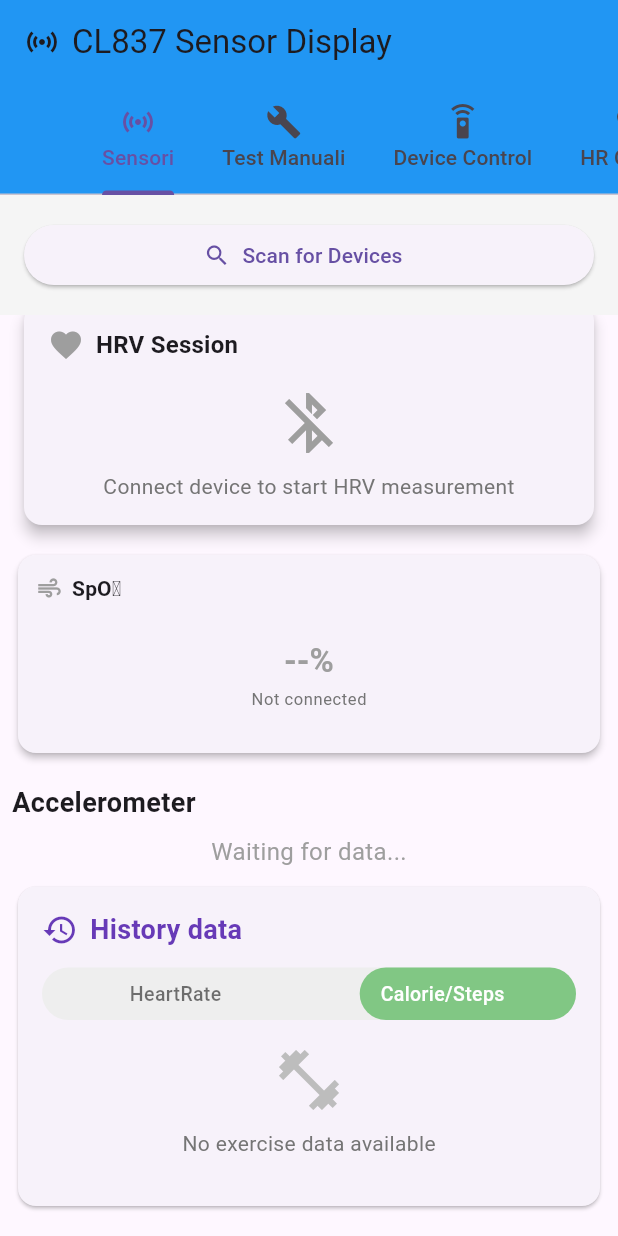
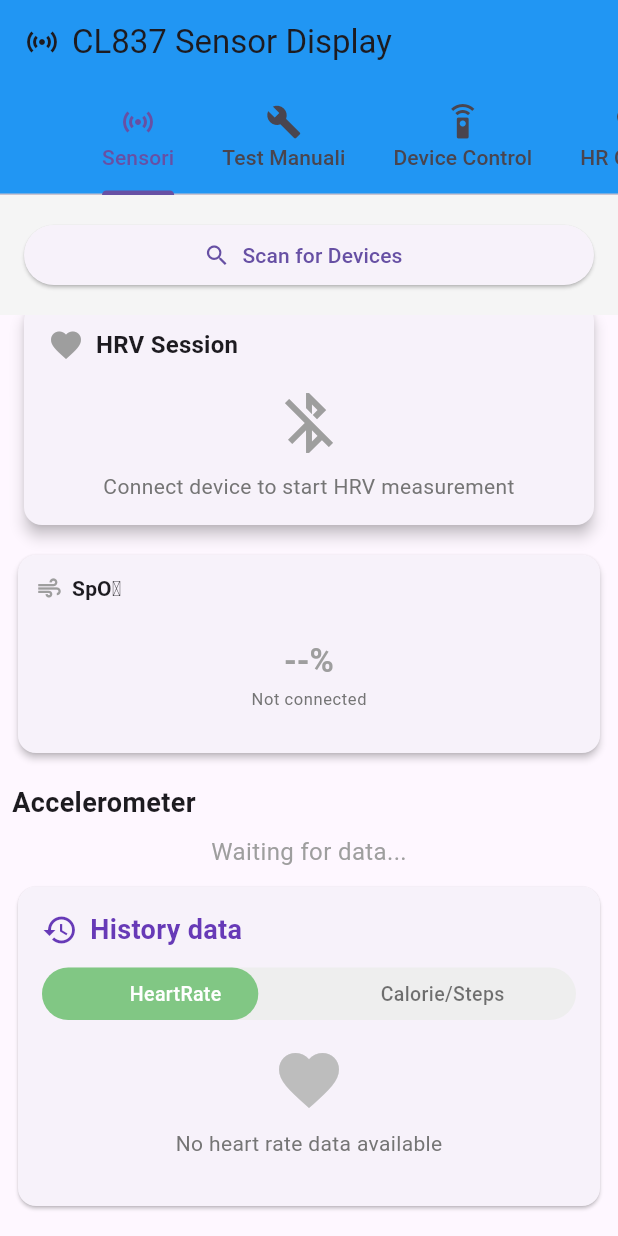
Before and after one commit to paoloartasensi/cl837, a Flutter app: the screen it shows after launch, scrolled down 190 dp, on a phone screen of 412 x 824 dp. Run offline on Flutter 3.47's test engine with Material 3 defaults, Android fonts, the phone set to English and light mode, and no system bars; our stand-ins replace flutter_blue_plus, permission_handler, share_plus, shared_preferences.

Commit message:
Refactor HistoricalDataWidget to StatefulWidget and add data type toggle for Heart Rate and Calorie/Steps display
- Changed HistoricalDataWidget from StatelessWidget to StatefulWidget.
- Implemented a toggle switch to switch between Heart Rate and Calorie/Steps data.
- Updated UI components to reflect the new state management.
- Enhanced the layout and design of exercise and heart rate sections.
- Improved data handling and display logic for empty states in both sections.

Update HRControlWidget to enhance functionality and improve UI

- Updated import for official commands to use complete command set.
- Refactored HR configuration management to initialize with default values.
- Improved UI layout for HR configuration display.
- Added new test functions for alarm toggle and notification vibrations.
- Enhanced error handling and logging for HR configuration updates.
- Implemented a helper method for vibration checksum calculation.
- Added functionality to test alternative commands and direct notification vibrations.

```diff
--- a/lib/models/historical_data.dart
+++ b/lib/models/historical_data.dart
@@ -21,14 +21,16 @@ class ExerciseHistoryData {
 /// Modello per la lista degli storici della frequenza cardiaca (comando 0x21)
 class HeartRateHistoryList {
   final List<DateTime> timestamps;
+  final bool isEndOfData;
 
   const HeartRateHistoryList({
     required this.timestamps,
+    this.isEndOfData = false,
   });
 
   @override
   String toString() {
-    return 'HeartRateHistoryList{entries: ${timestamps.length}}';
+    return 'HeartRateHistoryList{entries: ${timestamps.length}, isEndOfData: $isEndOfData}';
   }
 }
 
--- a/lib/widgets/historical_data_widget.dart
+++ b/lib/widgets/historical_data_widget.dart
@@ -9,6 +9,7 @@ class HistoricalDataWidget extends StatefulWidget {
   final VoidCallback? onRequestExercise;
   final VoidCallback? onRequestHRHistory;
   final VoidCallback? onRequestAllHistory;
+  final VoidCallback? onSetDeviceTime;
 
   const HistoricalDataWidget({
     super.key,
@@ -19,6 +20,7 @@ class HistoricalDataWidget extends StatefulWidget {
     this.onRequestExercise,
     this.onRequestHRHistory,
     this.onRequestAllHistory,
+    this.onSetDeviceTime,
   });
 
   @override
@@ -26,10 +28,29 @@ class HistoricalDataWidget extends StatefulWidget {
 }
 
 class _HistoricalDataWidgetState extends State<HistoricalDataWidget> {
-  bool _showHeartRate = false; // false = Calorie/Steps, true = HeartRate
+  bool _showHeartRate = true; // true = HeartRate first (per debug), false = Calorie/Steps
+
+  // Track previous values to avoid spam logs
+  int? _prevExerciseCount;
+  int? _prevHrListCount;
+  int? _prevHrDataCount;
 
   @override
   Widget build(BuildContext context) {
+    // Only log when values change to avoid spam
+    int currentExerciseCount = widget.exerciseHistory?.length ?? 0;
+    int currentHrListCount = widget.hrHistoryList?.timestamps.length ?? 0;
+    int currentHrDataCount = widget.hrHistoryData?.length ?? 0;
+
+    if (_prevExerciseCount != currentExerciseCount ||
+        _prevHrListCount != currentHrListCount ||
+        _prevHrDataCount != currentHrDataCount) {
+      debugPrint('🎯 WIDGET: Data changed - exercise: $currentExerciseCount, hrList: $currentHrListCount, hrData: $currentHrDataCount');
+      _prevExerciseCount = currentExerciseCount;
+      _prevHrListCount = currentHrListCount;
+      _prevHrDataCount = currentHrDataCount;
+    }
+
     return Card(
       child: Padding(
         padding: const EdgeInsets.all(16.0),
@@ -51,6 +72,11 @@ class _HistoricalDataWidgetState extends State<HistoricalDataWidget> {
                 ),
                 const Spacer(),
                 if (widget.isConnected) ...[
+                  IconButton(
+                    icon: const Icon(Icons.access_time, size: 20),
+                    onPressed: widget.onSetDeviceTime,
+                    tooltip: 'Set Device Time',
+                  ),
                   IconButton(
                     icon: const Icon(Icons.refresh, size: 20),
                     onPressed: widget.onRequestAllHistory,
@@ -244,7 +270,107 @@ class _HistoricalDataWidgetState extends State<HistoricalDataWidget> {
   }
 
   Widget _buildHeartRateSection() {
-    if (widget.hrHistoryData == null || widget.hrHistoryData!.isEmpty) {
+    // Se abbiamo dati dettagliati, mostrali
+    if (widget.hrHistoryData != null && widget.hrHistoryData!.isNotEmpty) {
+      return Column(
+        children: widget.hrHistoryData!.map((session) => Container(
+          margin: const EdgeInsets.only(bottom: 8),
+          padding: const EdgeInsets.all(12),
+          decoration: BoxDecoration(
+            color: Colors.red.shade50,
+            borderRadius: BorderRadius.circular(8),
+            border: Border.all(color: Colors.red.shade100),
+          ),
+          child: Row(
+            children: [
+              const Icon(Icons.favorite, color: Colors.red, size: 16),
+              const SizedBox(width: 8),
+              Text(
+                '${session.timestamp.year}-${session.timestamp.month.toString().padLeft(2, '0')}-${session.timestamp.day.toString().padLeft(2, '0')} ${session.timestamp.hour.toString().padLeft(2, '0')}:${session.timestamp.minute.toString().padLeft(2, '0')}:${session.timestamp.second.toString().padLeft(2, '0')}',
+                style: const TextStyle(
+                  fontSize: 14,
+                  fontWeight: FontWeight.w500,
+                ),
+              ),
+              const Spacer(),
+              Text(
+                '${session.entries.length} readings',
+                style: TextStyle(
+                  fontSize: 12,
+                  color: Colors.grey.shade600,
+                ),
+              ),
+              const Icon(Icons.chevron_right, color: Colors.grey),
+            ],
+          ),
+        )).toList(),
+      );
+    }
+
+    // Altrimenti se abbiamo almeno la lista timestamp, mostrali
+    if (widget.hrHistoryList != null && widget.hrHistoryList!.timestamps.isNotEmpty) {
+      return Column(
+        children: [
+          // Header info
+          Container(
+            padding: const EdgeInsets.all(8),
+            decoration: BoxDecoration(
+              color: Colors.blue.shade50,
+              borderRadius: BorderRadius.circular(8),
+            ),
+            child: Row(
+              children: [
+                Icon(Icons.info_outline, color: Colors.blue.shade700, size: 16),
+                const SizedBox(width: 8),
+                Text(
+                  '${widget.hrHistoryList!.timestamps.length} HR session timestamps found',
+                  style: TextStyle(
+                    fontSize: 12,
+                    color: Colors.blue.shade700,
+                    fontWeight: FontWeight.w500,
+                  ),
+                ),
+              ],
+            ),
+          ),
+          const SizedBox(height: 8),
+          // Timestamp list
+          ...widget.hrHistoryList!.timestamps.map((timestamp) => Container(
+            margin: const EdgeInsets.only(bottom: 4),
+            padding: const EdgeInsets.all(10),
+            decoration: BoxDecoration(
+              color: Colors.orange.shade50,
+              borderRadius: BorderRadius.circular(6),
+              border: Border.all(color: Colors.orange.shade100),
+            ),
+            child: Row(
+              children: [
+                Icon(Icons.schedule, color: Colors.orange.shade700, size: 16),
+                const SizedBox(width: 8),
+                Text(
+                  '${timestamp.year}-${timestamp.month.toString().padLeft(2, '0')}-${timestamp.day.toString().padLeft(2, '0')} ${timestamp.hour.toString().padLeft(2, '0')}:${timestamp.minute.toString().padLeft(2, '0')}',
+                  style: const TextStyle(
+                    fontSize: 13,
+                    fontWeight: FontWeight.w500,
+                  ),
+                ),
+                const Spacer(),
+                Text(
+                  'No details',
+                  style: TextStyle(
+                    fontSize: 11,
+                    color: Colors.grey.shade500,
+                    fontStyle: FontStyle.italic,
+                  ),
+                ),
+              ],
+            ),
+          )).toList(),
+        ],
+      );
+    }
+
+    // Nessun dato disponibile
     return Center(
       child: Column(
         children: [
@@ -266,33 +392,6 @@ class _HistoricalDataWidgetState extends State<HistoricalDataWidget> {
     );
   }
 
-    return Column(
-      children: widget.hrHistoryData!.map((session) => Container(
-        margin: const EdgeInsets.only(bottom: 8),
-        padding: const EdgeInsets.all(12),
-        decoration: BoxDecoration(
-          color: Colors.red.shade50,
-          borderRadius: BorderRadius.circular(8),
-          border: Border.all(color: Colors.red.shade100),
-        ),
-        child: Row(
-          children: [
-            const Icon(Icons.favorite, color: Colors.red, size: 16),
-            const SizedBox(width: 8),
-            Text(
-              '${session.timestamp.year}-${session.timestamp.month.toString().padLeft(2, '0')}-${session.timestamp.day.toString().padLeft(2, '0')} ${session.timestamp.hour.toString().padLeft(2, '0')}:${session.timestamp.minute.toString().padLeft(2, '0')}:${session.timestamp.second.toString().padLeft(2, '0')}',
-              style: const TextStyle(
-                fontSize: 14,
-                fontWeight: FontWeight.w500,
-              ),
-            ),
-            const Spacer(),
-            const Icon(Icons.chevron_right, color: Colors.grey),
-          ],
-        ),
-      )).toList(),
-    );
-  }
   Widget _buildActionButtons() {
     return Row(
       children: [
```
Also changed, not shown: lib/chileaf_extended_service.dart (+59 -8 lines), lib/main.dart (+40 -2 lines), lib/services/data_processors/historical_data_processor.dart (+61 -12 lines), lib/services/data_processors/temperature_processor.dart (+7 -18 lines), 1 other file. Lines whose indentation alone changed are shown as unchanged.
